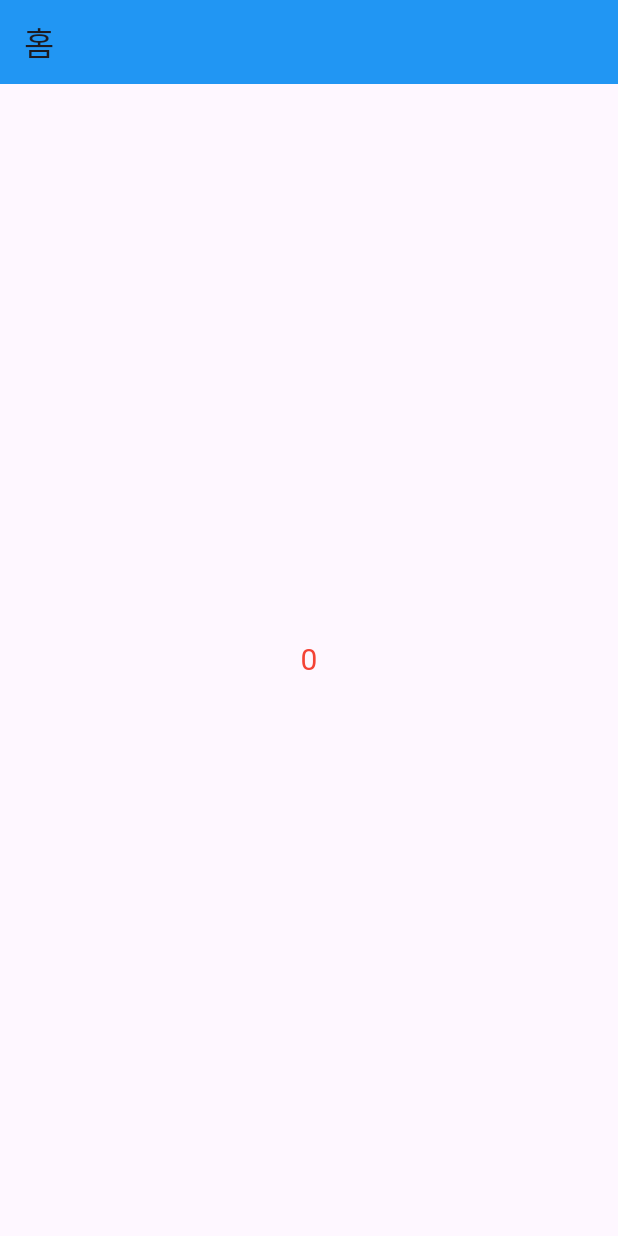
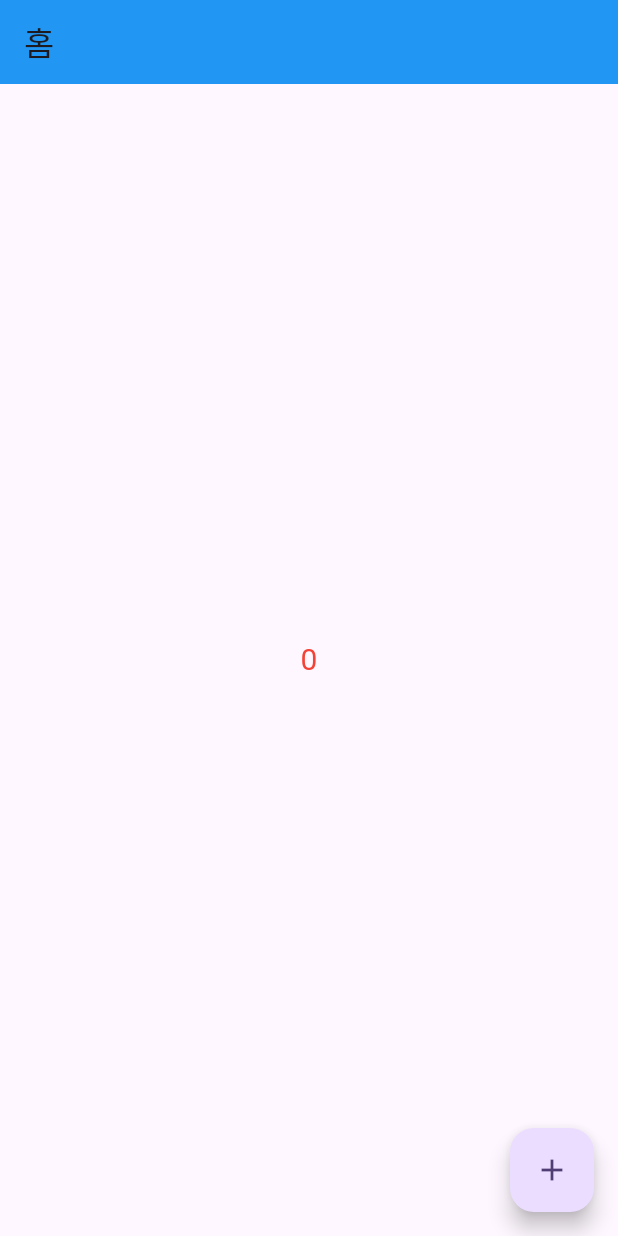
Before and after one commit to EoJin-Kim/Flutter_Hello, a Flutter app: the screen it shows after launch, on a phone screen of 412 x 824 dp. Run offline on Flutter 3.47's test engine with Material 2 defaults, Android fonts, the phone set to English and light mode, and no system bars.

```diff
--- a/lib/main.dart
+++ b/lib/main.dart
@@ -45,6 +45,14 @@ class _MyHomePageState extends State<MyHomePage> {
           ),
         ),
       ),
+      floatingActionButton: FloatingActionButton(
+        onPressed: () {
+          print("클릭");
+        },
+        child: Icon(
+          Icons.add
+        ),
+      ),
     );
   }
 }
```
